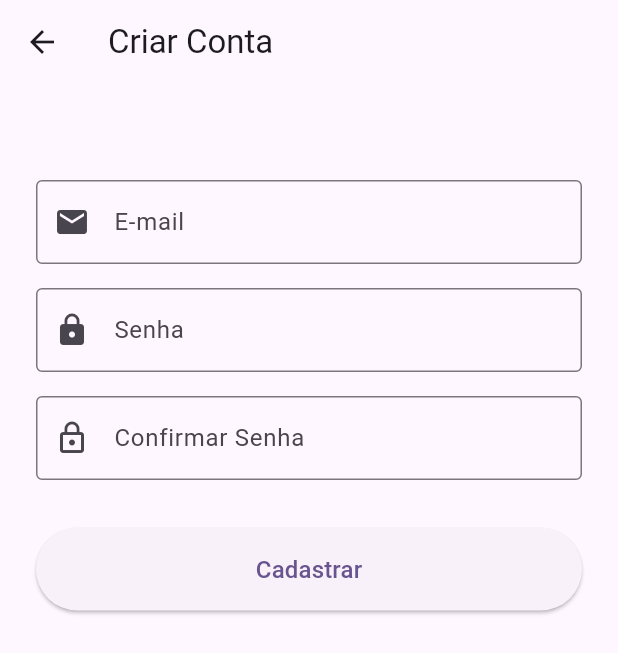
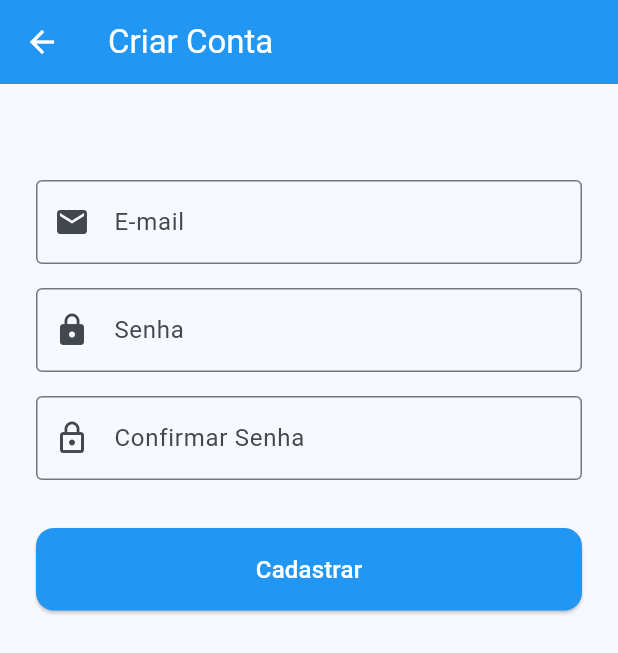
Before and after one commit to maequi/maeaqui, a Flutter app: the screen it shows after launch, after a tap on "Criar Conta", on a phone screen of 412 x 824 dp. Shown: the top 653 px of the screen. Run offline on Flutter 3.47's test engine with Material 3 defaults, Android fonts, the light colour scheme and no system bars; our stand-ins replace firebase_auth, firebase_core; accounts and stored records are empty.

Commit message:
feat: Implement dynamic theme toggle switch

```diff
--- a/lib/main.dart
+++ b/lib/main.dart
@@ -2,6 +2,9 @@ import 'package:flutter/material.dart';
 import 'package:firebase_core/firebase_core.dart';
 import 'firebase_options.dart';
 import 'package:maeaqui/screens/welcome_screen.dart';
+import 'package:maeaqui/theme/theme_manager.dart';
+import 'package:maeaqui/theme/app_themes.dart';
+
 void main() async {
   WidgetsFlutterBinding.ensureInitialized();
   await Firebase.initializeApp(
@@ -15,14 +18,16 @@ class MaeAquiApp extends StatelessWidget {
 
   @override
   Widget build(BuildContext context) {
-    return MaterialApp(
-      debugShowCheckedModeBanner: false,
-      title: 'MãeAqui',
-      theme: ThemeData(
-        colorScheme: ColorScheme.fromSeed(seedColor: Colors.deepPurple),
-        useMaterial3: true,
-      ),
-      home: const WelcomeScreen(),
+    return ValueListenableBuilder<bool>(
+      valueListenable: themeManager,
+      builder: (context, isBlue, child) {
+        return MaterialApp(
+          debugShowCheckedModeBanner: false,
+          title: 'MãeAqui',
+          theme: isBlue ? temaAzul : temaRosa,
+          home: const WelcomeScreen(),
+        );
+      },
     );
   }
 }
--- a/lib/screens/welcome_screen.dart
+++ b/lib/screens/welcome_screen.dart
@@ -1,21 +1,31 @@
 import 'package:flutter/material.dart';
 import 'package:maeaqui/screens/login_screen.dart';
 import 'package:maeaqui/screens/register_screen.dart';
+import 'package:maeaqui/theme/theme_manager.dart';
+import 'package:maeaqui/widgets/theme_toggle_switch.dart';
 
 class WelcomeScreen extends StatelessWidget {
   const WelcomeScreen({super.key});
 
   @override
   Widget build(BuildContext context) {
-    return SafeArea(
-      child: Scaffold(
+    return Scaffold(
+      appBar: AppBar(
+        title: const Text(''),
+        elevation: 0,
+        backgroundColor: Colors.transparent,
+        actions: [
+          const ThemeToggleSwitch(),
+          const SizedBox(width: 16),
+        ],
+      ),
       body: Padding(
-          padding: EdgeInsets.symmetric(horizontal: 24.0),
+        padding: const EdgeInsets.symmetric(horizontal: 24.0),
         child: Column(
           mainAxisAlignment: MainAxisAlignment.center,
           crossAxisAlignment: CrossAxisAlignment.stretch,
           children: [
-              Text(
+            const Text(
               'MãeAqui',
               textAlign: TextAlign.center,
               style: TextStyle(
@@ -23,10 +33,8 @@ class WelcomeScreen extends StatelessWidget {
                 fontWeight: FontWeight.bold,
               ),
             ),
-
-              SizedBox(height: 8),
-
-              Text(
+            const SizedBox(height: 8),
+            const Text(
               'Sua rede de apoio digital.',
               textAlign: TextAlign.center,
               style: TextStyle(
@@ -34,9 +42,7 @@ class WelcomeScreen extends StatelessWidget {
                 color: Colors.black54,
               ),
             ),
-
-              SizedBox(height: 48),
-
+            const SizedBox(height: 48),
             ElevatedButton(
               onPressed: () {
                 Navigator.push(
@@ -44,20 +50,12 @@ class WelcomeScreen extends StatelessWidget {
                   MaterialPageRoute(builder: (context) => const RegisterScreen()),
                 );
               },
-                style: ElevatedButton.styleFrom(
-                  padding: EdgeInsets.symmetric(vertical: 16),
-                  shape: RoundedRectangleBorder(
-                    borderRadius: BorderRadius.circular(12),
-                  ),
-                ),
               child: const Text(
                 'Criar Conta',
                 style: TextStyle(fontSize: 16),
               ),
             ),
-
-              SizedBox(height: 12),
-
+            const SizedBox(height: 12),
             TextButton(
               onPressed: () {
                 Navigator.push(
@@ -73,7 +71,6 @@ class WelcomeScreen extends StatelessWidget {
           ],
         ),
       ),
-      ),
     );
   }
 }
--- /dev/null
+++ b/lib/theme/app_themes.dart
@@ -0,0 +1,45 @@
+import 'package:flutter/material.dart';
+
+final ThemeData temaAzul = ThemeData(
+  useMaterial3: true,
+  colorScheme: ColorScheme.fromSeed(
+    seedColor: Colors.blue,
+    brightness: Brightness.light,
+  ),
+  appBarTheme: const AppBarTheme(
+    backgroundColor: Colors.blue,
+    foregroundColor: Colors.white,
+  ),
+  elevatedButtonTheme: ElevatedButtonThemeData(
+    style: ElevatedButton.styleFrom(
+      backgroundColor: Colors.blue,
+      foregroundColor: Colors.white,
+      padding: const EdgeInsets.symmetric(vertical: 16),
+      shape: RoundedRectangleBorder(
+        borderRadius: BorderRadius.circular(12),
+      ),
+    ),
+  ),
+);
+
+final ThemeData temaRosa = ThemeData(
+  useMaterial3: true,
+  colorScheme: ColorScheme.fromSeed(
+    seedColor: Colors.pink,
+    brightness: Brightness.light,
+  ),
+  appBarTheme: const AppBarTheme(
+    backgroundColor: Colors.pink,
+    foregroundColor: Colors.white,
+  ),
+  elevatedButtonTheme: ElevatedButtonThemeData(
+    style: ElevatedButton.styleFrom(
+      backgroundColor: Colors.pink,
+      foregroundColor: Colors.white,
+      padding: const EdgeInsets.symmetric(vertical: 16),
+      shape: RoundedRectangleBorder(
+        borderRadius: BorderRadius.circular(12),
+      ),
+    ),
+  ),
+);
--- /dev/null
+++ b/lib/theme/theme_manager.dart
@@ -0,0 +1,13 @@
+import 'package:flutter/material.dart';
+
+class ThemeManager extends ValueNotifier<bool> {
+  ThemeManager() : super(true);
+
+  bool get isBlue => value;
+
+  void toggleTheme() {
+    value = !value;
+  }
+}
+
+final themeManager = ThemeManager();
--- /dev/null
+++ b/lib/widgets/theme_toggle_switch.dart
@@ -0,0 +1,46 @@
+import 'package:flutter/material.dart';
+import 'package:maeaqui/theme/theme_manager.dart';
+
+class ThemeToggleSwitch extends StatelessWidget {
+  const ThemeToggleSwitch({super.key});
+
+  @override
+  Widget build(BuildContext context) {
+    return ValueListenableBuilder<bool>(
+      valueListenable: themeManager,
+      builder: (context, isBlue, child) {
+        return GestureDetector(
+          onTap: () => themeManager.toggleTheme(),
+          child: AnimatedContainer(
+            duration: const Duration(milliseconds: 300),
+            width: 60,
+            height: 32,
+            decoration: BoxDecoration(
+              borderRadius: BorderRadius.circular(20),
+              color: isBlue ? Colors.blue.withOpacity(0.3) : Colors.pink.withOpacity(0.3),
+            ),
+            child: AnimatedAlign(
+              duration: const Duration(milliseconds: 300),
+              curve: Curves.easeIn,
+              alignment: isBlue ? Alignment.centerLeft : Alignment.centerRight,
+              child: Container(
+                width: 28,
+                height: 28,
+                margin: const EdgeInsets.symmetric(horizontal: 2),
+                decoration: BoxDecoration(
+                  shape: BoxShape.circle,
+                  color: isBlue ? Colors.blue : Colors.pink,
+                ),
+                child: Icon(
+                  isBlue ? Icons.male : Icons.female,
+                  color: Colors.white,
+                  size: 18,
+                ),
+              ),
+            ),
+          ),
+        );
+      },
+    );
+  }
+}
```
Lines whose indentation alone changed are shown as unchanged.
